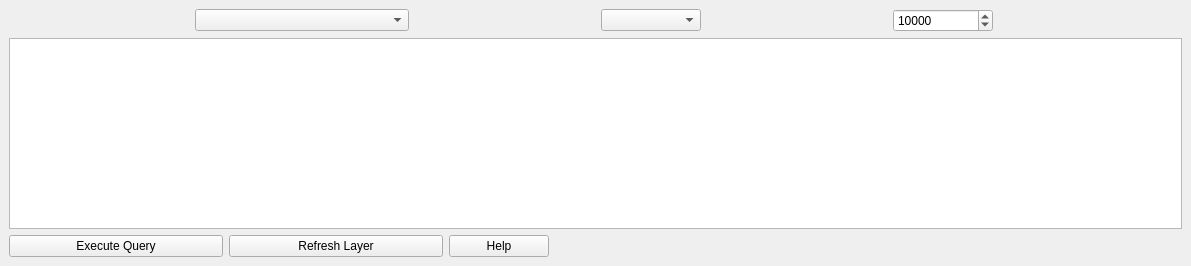
This is move_layer/move_dockwidget_base.ui in amanzer/move_layer as Qt 5 draws it before an edit. The edited form follows.
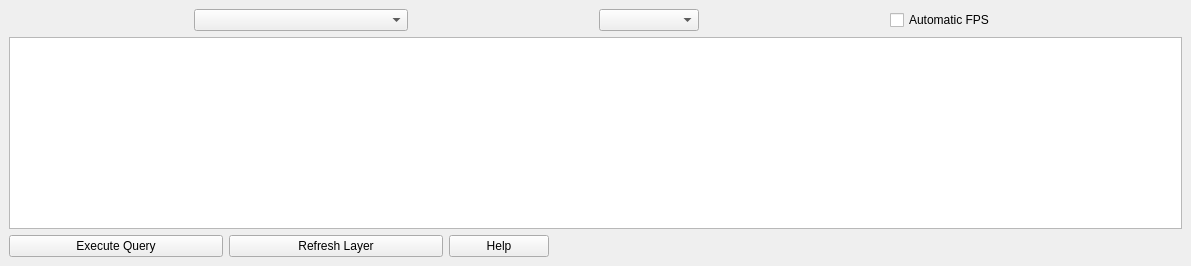
This is the edited form.

Patch:
```diff
--- a/move_layer/move_dockwidget_base.ui
+++ b/move_layer/move_dockwidget_base.ui
@@ -53,7 +53,10 @@
        </widget>
       </item>
       <item>
-       <widget class="QSpinBox" name="spinbox_integer">
+    <widget class="QCheckBox" name="checkbox_automatic_fps">
+        <property name="text">
+            <string>Automatic FPS</string>
+        </property>
         <property name="sizePolicy">
          <sizepolicy hsizetype="Fixed" vsizetype="Fixed">
           <horstretch>0</horstretch>
@@ -66,17 +69,9 @@
           <height>0</height>
          </size>
         </property>
-        <property name="minimum">
-         <number>0</number>
-        </property>
-        <property name="maximum">
-         <number>50000</number>
-        </property>
-        <property name="value">
-         <number>10000</number>
-        </property>
-       </widget>
-      </item>
+    </widget>
+</item>
+
      </layout>
     </item>
     <item row="1" column="0">
```
Lines whose indentation alone changed are shown as unchanged.
